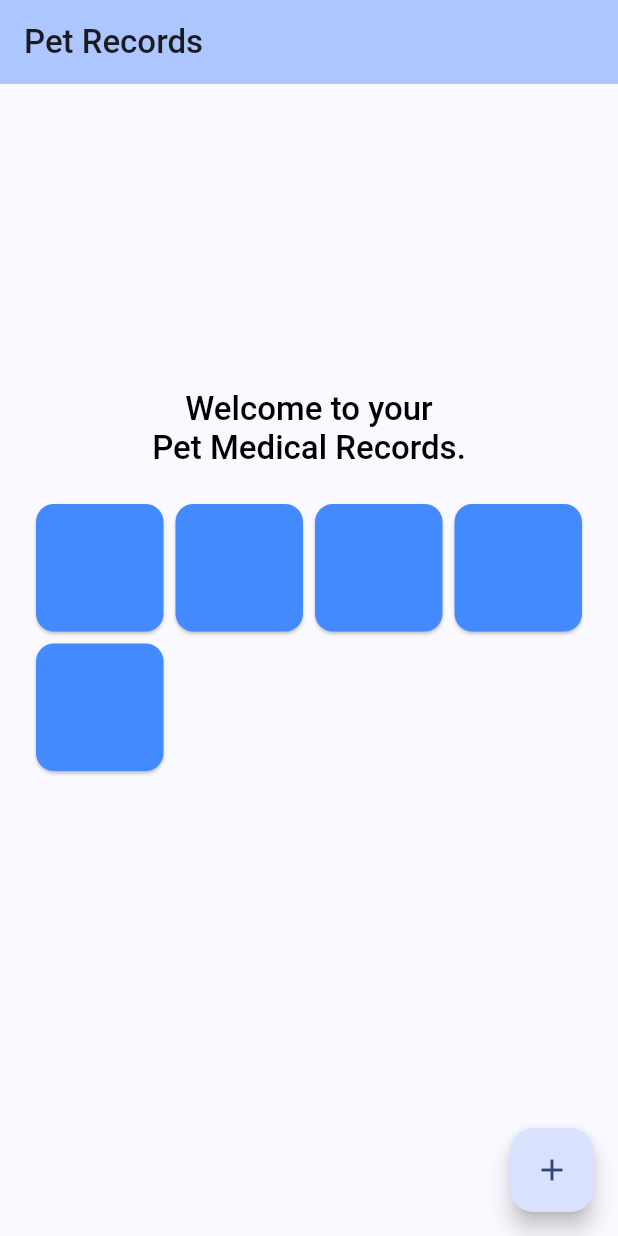
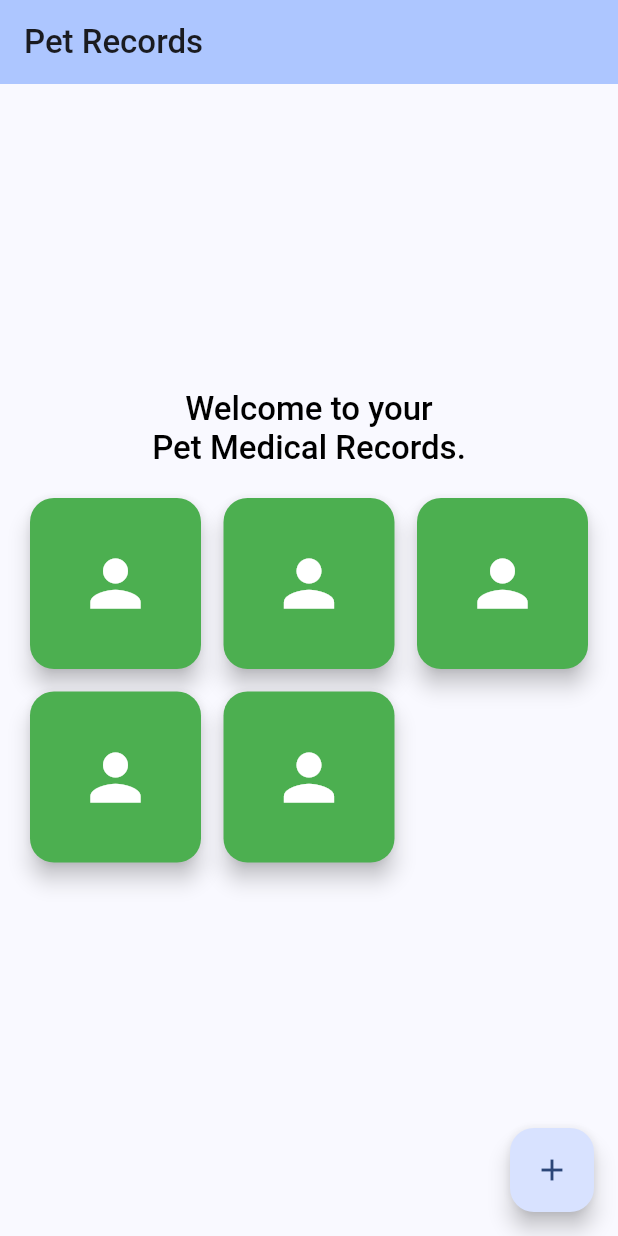
Before and after one commit to wenyngcar/mobile-pet-medical-records, a Flutter app: the screen it shows after launch, on a phone screen of 412 x 824 dp. Run offline on Flutter 3.47's test engine with Material 3 defaults, Android fonts, the phone set to English and light mode, and no system bars.

Commit message:
feat: turn box card into temporary button with funtions

```diff
--- a/lib/main.dart
+++ b/lib/main.dart
@@ -13,24 +13,7 @@ class MyApp extends StatelessWidget {
     return MaterialApp(
       debugShowCheckedModeBanner: false,
       title: 'Flutter Demo',
-      theme: ThemeData(
-        // This is the theme of your application.
-        //
-        // TRY THIS: Try running your application with "flutter run". You'll see
-        // the application has a purple toolbar. Then, without quitting the app,
-        // try changing the seedColor in the colorScheme below to Colors.green
-        // and then invoke "hot reload" (save your changes or press the "hot
-        // reload" button in a Flutter-supported IDE, or press "r" if you used
-        // the command line to start the app).
-        //
-        // Notice that the counter didn't reset back to zero; the application
-        // state is not lost during the reload. To reset the state, use hot
-        // restart instead.
-        //
-        // This works for code too, not just values: Most code changes can be
-        // tested with just a hot reload.
-        colorScheme: .fromSeed(seedColor: Colors.blueAccent),
-      ),
+      theme: ThemeData(colorScheme: .fromSeed(seedColor: Colors.blueAccent)),
       home: const MyHomePage(title: 'Pet Records'),
     );
   }
@@ -90,7 +73,9 @@ class _MyHomePageState extends State<MyHomePage> {
             flex: 2,
             child: GridView.count(
               padding: EdgeInsets.all(20),
-              crossAxisCount: 4,
+              crossAxisCount: 3,
+              mainAxisSpacing: 15,
+              crossAxisSpacing: 15,
               children: List.generate(5, (index) {
                 return BoxCard();
               }),
@@ -107,15 +92,23 @@ class _MyHomePageState extends State<MyHomePage> {
   }
 }
 
-class BoxCard extends StatelessWidget {
+class BoxCard extends StatefulWidget {
   const BoxCard({super.key});
 
   @override
+  State<BoxCard> createState() => _BoxCardState();
+}
+
+class _BoxCardState extends State<BoxCard> {
+  @override
   Widget build(BuildContext context) {
-    return SizedBox(
-      height: 100,
-      width: 100,
-      child: Card(color: Colors.blueAccent),
+    return FloatingActionButton(
+      backgroundColor: Colors.green,
+      foregroundColor: Colors.white,
+      onPressed: () {
+        print("Button is pressed.");
+      },
+      child: Icon(Icons.person, size: 50),
     );
   }
 }
```
